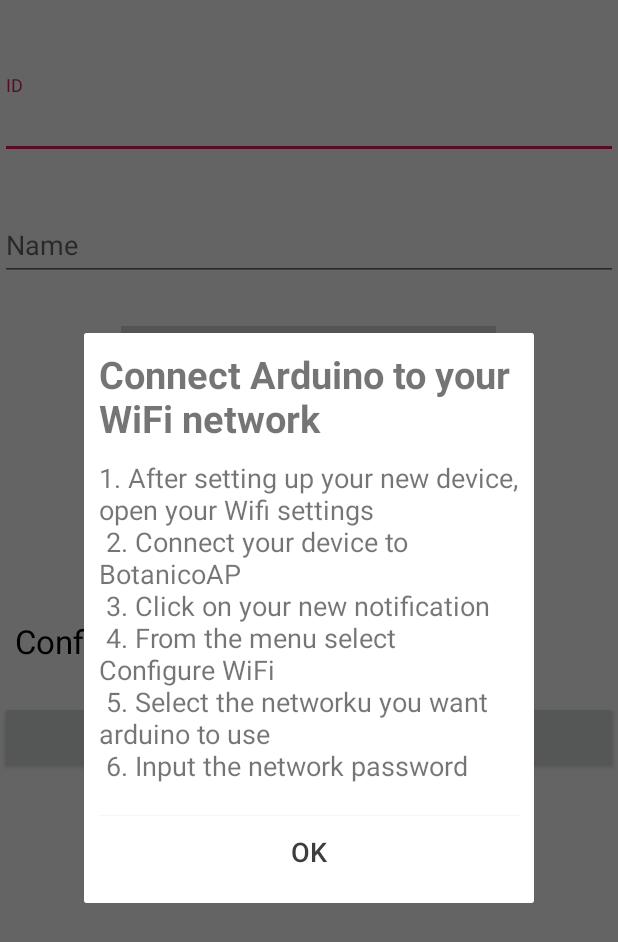
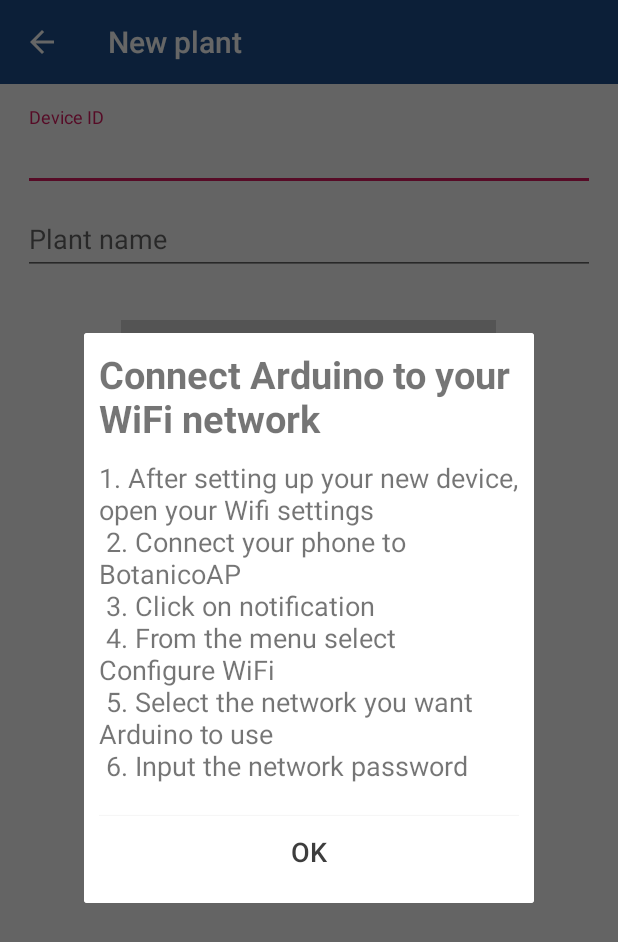
Before and after one commit to nperic1/Botanico, an Android app: the AddGardenActivity screen opened directly, with no data from a screen before it, after a tap on "Configure WiFi for new plant", on a phone screen of 412 x 824 dp. Shown: the top 942 px of the screen. Run offline under Robolectric (Android 15) with nearby library versions, the phone set to English and light mode, and no system bars; our stand-ins replace Firebase (no records; nobody signed in at launch, a user with empty details on screens opened directly).

Commit message:
Postavljen toolbar i navigacija na aktivnost dodavanja nove biljke
Stavljen je toolbar na aktivnost te je omogućena back navigacija. Izmijenjen je UI aktivnosti - dodan je gumb za upload slike te se koristi akcent boja.

```diff
--- a/app/src/main/java/hr/foi/air1817/botanico/AddGardenActivity.java
+++ b/app/src/main/java/hr/foi/air1817/botanico/AddGardenActivity.java
@@ -29,10 +29,11 @@ import com.google.firebase.storage.StorageReference;
 import com.google.firebase.storage.UploadTask;
 
 import java.io.IOException;
+import java.util.Set;
 import java.util.UUID;
 
 public class AddGardenActivity extends AppCompatActivity {
-
+    private Toolbar mToolbar;
     private ImageButton btnChoose;
     private Uri filePath;
     private final int PICK_IMAGE_REQUEST = 71;
@@ -43,6 +44,17 @@ public class AddGardenActivity extends AppCompatActivity {
         super.onCreate(savedInstanceState);
         setContentView(R.layout.add_plant_fragment);
         btnChoose=(ImageButton)findViewById(R.id.button_choose_image);
+
+        setToolbar();
+    }
+
+    public void setToolbar(){
+        mToolbar = findViewById(R.id.toolbar);
+        setSupportActionBar(mToolbar);
+
+        getSupportActionBar().setTitle("New plant");
+        getSupportActionBar().setHomeAsUpIndicator(R.drawable.ic_arrow_back_white_24dp);
+        getSupportActionBar().setDisplayHomeAsUpEnabled(true);
     }
 
     public void chooseImage(View view){
@@ -120,4 +132,13 @@ public class AddGardenActivity extends AppCompatActivity {
         }
     }
 
+    @Override
+    public boolean onOptionsItemSelected(MenuItem item) {
+        switch (item.getItemId()) {
+            case android.R.id.home:
+                onBackPressed();
+                break;
+        }
+        return super.onOptionsItemSelected(item);
+    }
 }
--- a/app/src/main/java/hr/foi/air1817/botanico/MainActivity.java
+++ b/app/src/main/java/hr/foi/air1817/botanico/MainActivity.java
@@ -36,8 +36,6 @@ import hr.foi.air1817.botanico.helpers.MockDataLoader;
 
 
 public class MainActivity extends AppCompatActivity implements android.app.FragmentManager.OnBackStackChangedListener {
-    private static final int MENU_ADD = Menu.FIRST;
-    private static final int MENU_SETTINGS= Menu.FIRST+1;
 
     private DrawerLayout mDrawerLayout;
     private Toolbar mToolbar;
@@ -58,8 +56,8 @@ public class MainActivity extends AppCompatActivity implements android.app.Fragm
 
         ButterKnife.bind(this);
 
-        SetToolbar();
-        ManageNavigationMenu();
+        setToolbar();
+        manageNavigationMenu();
 
         mDrawerToggle = setupDrawerToggle();
         mDrawerLayout.addDrawerListener(mDrawerToggle);
@@ -83,7 +81,6 @@ public class MainActivity extends AppCompatActivity implements android.app.Fragm
     @Override
     public boolean onOptionsItemSelected(MenuItem item) {
         switch (item.getItemId()) {
-            //TODO dodat ostale ikone iz toolbara
             case android.R.id.home:
                 mDrawerLayout.openDrawer(GravityCompat.START);
                 break;
@@ -118,12 +115,12 @@ public class MainActivity extends AppCompatActivity implements android.app.Fragm
         }
     }
 
-    public void SetToolbar(){
+    public void setToolbar(){
         mToolbar = findViewById(R.id.toolbar);
         setSupportActionBar(mToolbar);
     }
 
-    public void ManageNavigationMenu(){
+    public void manageNavigationMenu(){
         mDrawerLayout = (DrawerLayout) findViewById(R.id.drawer_layout);
 
         NavigationView navigationView;
@@ -175,8 +172,6 @@ public class MainActivity extends AppCompatActivity implements android.app.Fragm
 
     @Override
     public void onBackStackChanged() {
-        //TODO Ova funkcija/listener ne radi iz nekog razloga a trebala bi
-        Log.i("stack", Integer.toString(getFragmentManager().getBackStackEntryCount()));
         mDrawerToggle.setDrawerIndicatorEnabled(mFm.getBackStackEntryCount() == 0);
         getSupportActionBar().setDisplayHomeAsUpEnabled(mFm.getBackStackEntryCount() > 0);
         mDrawerToggle.syncState();
--- a/app/src/main/res/layout/add_plant_fragment.xml
+++ b/app/src/main/res/layout/add_plant_fragment.xml
@@ -1,17 +1,20 @@
 <?xml version="1.0" encoding="utf-8"?>
-<android.support.constraint.ConstraintLayout xmlns:android="http://schemas.android.com/apk/res/android"
+<LinearLayout xmlns:android="http://schemas.android.com/apk/res/android"
     xmlns:app="http://schemas.android.com/apk/res-auto"
     xmlns:tools="http://schemas.android.com/tools"
     android:layout_width="match_parent"
     android:layout_height="match_parent"
+    android:orientation="vertical"
     tools:context=".AddGardenActivity">
 
+    <include layout="@layout/toolbar" android:layout_width="match_parent"
+        android:layout_height="wrap_content"></include>
 
     <FrameLayout
         android:id="@+id/content_frame"
         android:layout_width="match_parent"
         android:layout_height="match_parent"
-        >
+        android:layout_margin="15dp">
 
         <LinearLayout
             android:id="@+id/toolbar"
@@ -22,94 +25,85 @@
             <android.support.design.widget.TextInputLayout
                 android:id="@+id/new_plant_id"
                 android:layout_width="match_parent"
-                android:layout_height="wrap_content"
-                android:paddingTop="50dp">
-
-
+                android:layout_height="wrap_content">
                 <android.support.design.widget.TextInputEditText
                     android:layout_width="match_parent"
                     android:layout_height="wrap_content"
-                    android:hint="ID" />
+                    android:hint="Device ID" />
             </android.support.design.widget.TextInputLayout>
 
             <android.support.design.widget.TextInputLayout
                 android:id="@+id/input_plant_name"
                 android:layout_width="match_parent"
-                android:layout_height="wrap_content"
-                android:paddingTop="25dp">
-
-
+                android:layout_height="wrap_content">
                 <android.support.design.widget.TextInputEditText
                     android:layout_width="match_parent"
                     android:layout_height="wrap_content"
-                    android:hint="Name" />
+                    android:hint="Plant name" />
             </android.support.design.widget.TextInputLayout>
 
             <LinearLayout
                 android:layout_width="match_parent"
                 android:layout_height="wrap_content"
                 android:orientation="vertical"
-                android:paddingTop="30dp"
-                >
+                android:paddingTop="30dp">
+
                 <ImageButton
                     android:id="@+id/button_choose_image"
                     android:layout_width="250dp"
                     android:layout_height="150dp"
                     android:layout_gravity="center"
                     android:onClick="chooseImage"
-                    android:scaleType="centerInside"
+                    android:scaleType="fitCenter"
                     android:adjustViewBounds="true"
-                    android:src="@drawable/ic_image_white"
-                    android:background="#D3D3D3"
+                    android:src="@drawable/ic_cloud_upload"
+                    android:background="#D3D3D3" />
 
-                    />
-
+                <TextView
+                    android:layout_width="match_parent"
+                    android:layout_height="wrap_content"
+                    android:text="@string/upload_image"
+                    android:textAlignment="center"
+                    android:padding="10dp"
+                    android:textColor="@color/colorAccent"
+                    android:onClick="chooseImage"/>
             </LinearLayout>
 
-
-
             <LinearLayout
-                android:layout_width="match_parent"
+                android:layout_width="300dp"
                 android:layout_height="100dp"
-                android:layout_marginLeft="10dp"
-                android:orientation="horizontal"
-                android:paddingTop="20dp">
-
+                android:layout_gravity="center"
+                android:paddingTop="10dp"
+                android:paddingBottom="10dp">
 
                 <TextView
-
-                    style="@style/GeneralText"
-                    android:layout_width="300dp"
+                    android:layout_width="wrap_content"
                     android:layout_height="wrap_content"
                     android:layout_gravity="center_vertical"
+                    android:layout_weight="2"
                     android:text="@string/WiFi_setup_help"
-                    android:onClick="showPopUp"
-                    />
+                    android:textColor="@color/textPrimary"
+                    android:textSize="18dp"
+                    android:onClick="showPopUp" />
 
                 <ImageButton
-
                     android:layout_width="wrap_content"
                     android:layout_height="wrap_content"
                     android:layout_gravity="center_vertical"
                     android:background="@drawable/ic_help_black_24dp"
-                    android:gravity="center_vertical"
-                    android:onClick="showPopUp"
-                    />
-
-
+                    android:onClick="showPopUp" />
             </LinearLayout>
 
             <Button
-                android:id="@+id/button"
-                android:layout_width="match_parent"
+                android:id="@+id/button_save"
+                android:background="@color/colorAccent"
+                android:textColor="#FFFFFF"
+                android:layout_width="200dp"
                 android:layout_height="wrap_content"
-                android:text="Button"
-                android:onClick="uploadImage"
-                />
-
+                android:layout_gravity="center_horizontal"
+                android:text="@string/save_plant"
+                android:onClick="uploadImage"/>
 
         </LinearLayout>
-
-
     </FrameLayout>
-</android.support.constraint.ConstraintLayout>
+</LinearLayout>
--- a/app/src/main/res/values/strings.xml
+++ b/app/src/main/res/values/strings.xml
@@ -7,18 +7,20 @@
     <string name="nav_info">Info</string>
     <string name="add_screen_title">New garden</string>
     <string name="wifi_steps">1. After setting up your new device, open your Wifi settings \n
-        2. Connect your device to BotanicoAP\n
-        3. Click on your new notification\n
+        2. Connect your phone to BotanicoAP\n
+        3. Click on notification\n
         4. From the menu select "Configure WiFi" \n
-        5. Select the networku you want arduino to use \n
+        5. Select the network you want Arduino to use \n
         6. Input the network password\n "
     </string>
     <string name="wifi_setup">Connect Arduino to your WiFi network</string>
     <string name="new_plant_name">Name</string>
-    <string name="new_plant_hummidity">Min humidity</string>
+    <string name="new_plant_humidity">Min humidity</string>
     <string name="new_plant_id">ID</string>
     <string name="WiFi_setup_help">Configure WiFi for new plant</string>
     <string name="drawer_open">Open navigation drawer</string>
     <string name="drawer_close">Close navigation drawer</string>
     <string name="app_info">Botanico is mobile application which helps you ...</string>
+    <string name="upload_image"><u>Upload cover image for your plant</u></string>
+    <string name="save_plant">Save</string>
 </resources>
--- a/app/src/main/res/values/styles.xml
+++ b/app/src/main/res/values/styles.xml
@@ -40,16 +40,15 @@
     </style>
 
     <style name="GardenViewDataText">
-        <item name="android:textColor">#000000</item>
+        <item name="android:textColor">@color/textPrimary</item>
         <item name="android:textSize">10pt</item>
     </style>
 
     <style name="GeneralText">
-        <item name="android:textColor">#000000</item>
+        <item name="android:textColor">@color/textPrimary</item>
         <item name="android:fontFamily">Roboto</item>
         <item name="android:lineSpacingMultiplier">1.3</item>
         <item name="android:textSize">10pt</item>
-
     </style>
 
 </resources>
```
